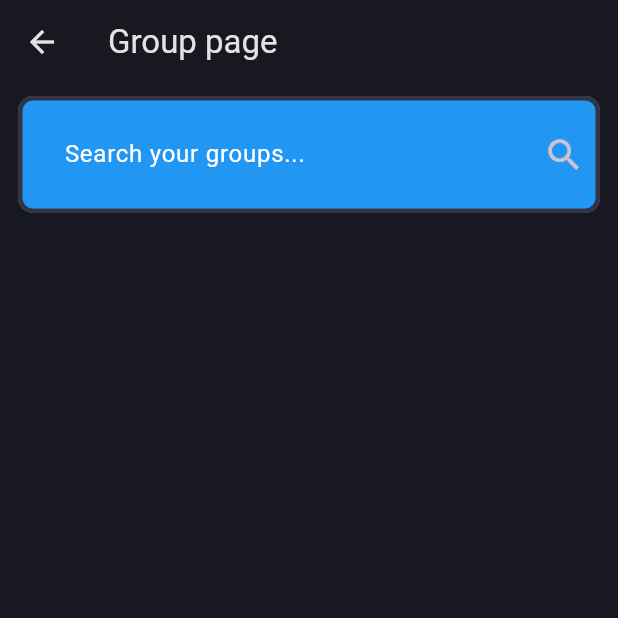
After one commit to Azamat-JS/Nest_Next_Flutter, a Flutter app: the MyGroupsPage screen opened directly, on a phone screen of 412 x 824 dp, the top half of it. The commit adds this screen. Run offline on Flutter 3.47's test engine with Material 3 defaults, Android fonts, the phone set to English and light mode, and no system bars; our stand-ins replace curved_navigation_bar, dio, flutter_bloc, flutter_dotenv, flutter_secure_storage, fpdart and 1 more; accounts and stored records are empty.

Commit message:
implemented bloc consumer in my groups in mobile

```diff
--- a/apps/mobile/lib/features/groups/presentation/bloc/group_bloc.dart
+++ b/apps/mobile/lib/features/groups/presentation/bloc/group_bloc.dart
@@ -14,6 +14,9 @@ class GroupBloc extends Bloc<GroupEvent, GroupState> {
     on<FetchGroups>(_onFetchGroups);
     on<FetchGroupById>(_onFetchGroupById);
     on<LoadMoreGroups>(_onLoadMoreGroups);
+    on<GroupFailure>((event, emit) {
+      emit(state.copyWith(clearFailure: true));
+    });
   }
 
   void _onFetchGroups(FetchGroups event, Emitter<GroupState> emit) async {
--- a/apps/mobile/lib/features/groups/presentation/bloc/group_event.dart
+++ b/apps/mobile/lib/features/groups/presentation/bloc/group_event.dart
@@ -19,3 +19,5 @@ final class LoadMoreGroups extends GroupEvent {
   final int limit;
   LoadMoreGroups(this.nextPage, this.limit);
 }
+
+final class GroupFailure extends GroupEvent {}
--- /dev/null
+++ b/apps/mobile/lib/features/groups/presentation/pages/my_groups_page.dart
@@ -0,0 +1,97 @@
+import 'package:flutter/material.dart';
+import 'package:flutter_bloc/flutter_bloc.dart';
+import 'package:mobile/core/utils/show_snackbar.dart';
+import 'package:mobile/features/groups/presentation/bloc/group_bloc.dart';
+
+class MyGroupsPage extends StatefulWidget {
+  const MyGroupsPage({super.key});
+
+  @override
+  State<MyGroupsPage> createState() => _MyGroupsPageState();
+}
+
+class _MyGroupsPageState extends State<MyGroupsPage> {
+  final TextEditingController controller = TextEditingController();
+
+  @override
+  void dispose() {
+    controller.dispose();
+    super.dispose();
+  }
+
+  @override
+  Widget build(BuildContext context) {
+    return Scaffold(
+      appBar: AppBar(title: const Text('Group page')),
+      body: Padding(
+        padding: const EdgeInsets.symmetric(vertical: 8.0, horizontal: 12.0),
+        child: Column(
+          crossAxisAlignment: CrossAxisAlignment.stretch,
+          children: [
+            _buildHeader(context, controller),
+            SizedBox(height: 20),
+            _buildBody(context),
+          ],
+        ),
+      ),
+    );
+  }
+}
+
+Widget _buildHeader(BuildContext context, TextEditingController controller) {
+  return Container(
+    alignment: Alignment.center,
+    decoration: BoxDecoration(
+      color: Colors.blue,
+      borderRadius: BorderRadius.circular(10),
+    ),
+    child: Column(
+      children: [
+        Row(
+          children: [
+            Expanded(
+              child: TextField(
+                controller: controller,
+                decoration: InputDecoration(
+                  hintText: 'Search your groups...',
+                  border: InputBorder.none,
+                  suffixIcon: IconButton(
+                    icon: const Icon(Icons.search, size: 28),
+                    onPressed: () {
+                      context.read<GroupBloc>().add(
+                        FetchGroupById(controller.text),
+                      );
+                    },
+                  ),
+                  focusColor: Colors.lightBlue,
+                  hintStyle: const TextStyle(color: Colors.white),
+                ),
+              ),
+            ),
+          ],
+        ),
+      ],
+    ),
+  );
+}
+
+Widget _buildBody(BuildContext context) {
+  return BlocConsumer<GroupBloc, GroupState>(
+    listener: (context, state) {
+      if (state.failure != null) {
+        showSnackbar(context, state.failure!.message);
+        context.read<GroupBloc>().add(GroupFailure());
+      }
+    },
+    builder: (context, state) {
+      return Container(
+        alignment: Alignment.center,
+        child: Column(children: [Text(state.selectedGroup?.name ?? '')]),
+      );
+    },
+  );
+}
+
+Widget _buildFooter(BuildContext context) {
+  return Container();
+}
--- a/apps/mobile/lib/main.dart
+++ b/apps/mobile/lib/main.dart
@@ -7,7 +7,7 @@ import 'package:mobile/core/theme/app_theme.dart';
 import 'package:mobile/features/auth/presentation/bloc/auth_bloc.dart';
 import 'package:mobile/features/auth/presentation/pages/login_page.dart';
 import 'package:mobile/features/groups/presentation/bloc/group_bloc.dart';
-import 'package:mobile/features/groups/presentation/pages/groups_page.dart';
+import 'package:mobile/features/groups/presentation/pages/my_groups_page.dart';
 import 'package:mobile/features/home/presentation/pages/main_screen.dart';
 import 'package:mobile/core/di/init_dependencies.dart';
 
@@ -47,7 +47,7 @@ class _MyAppState extends State<MyApp> {
         },
         builder: (context, isLoggedIn) {
           if (isLoggedIn) {
-            return GroupsPage();
+            return MyGroupsPage();
           }
           return LoginPage();
         },
```
Also changed, not shown: apps/mobile/lib/features/groups/presentation/pages/groups_page.dart (deleted, +0 -61 lines).
